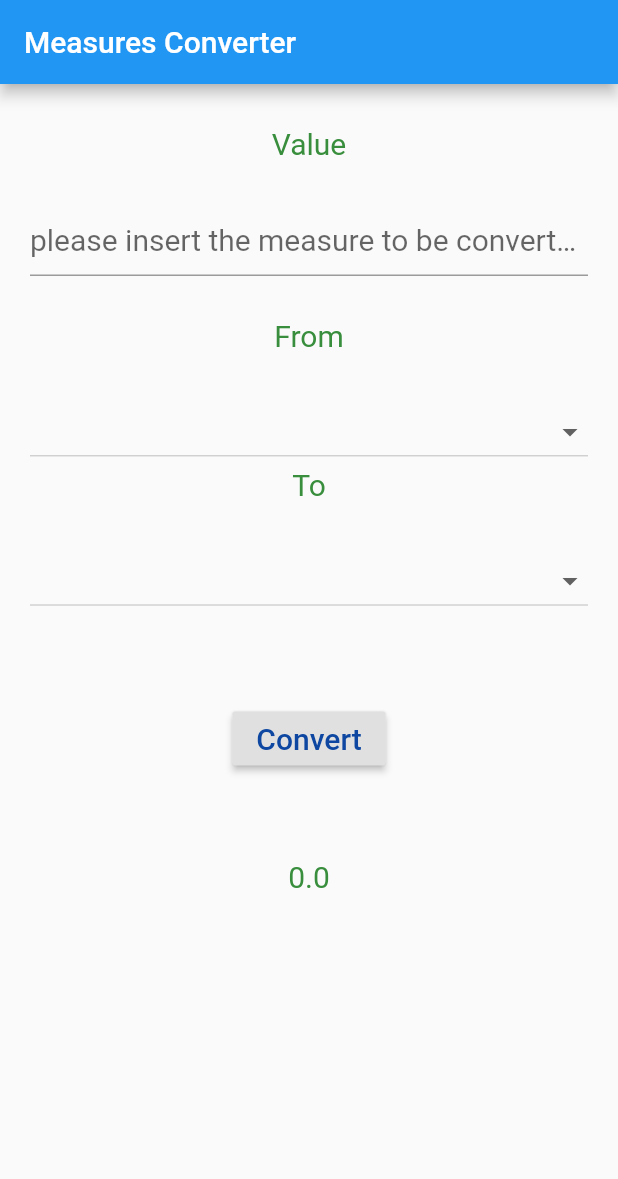
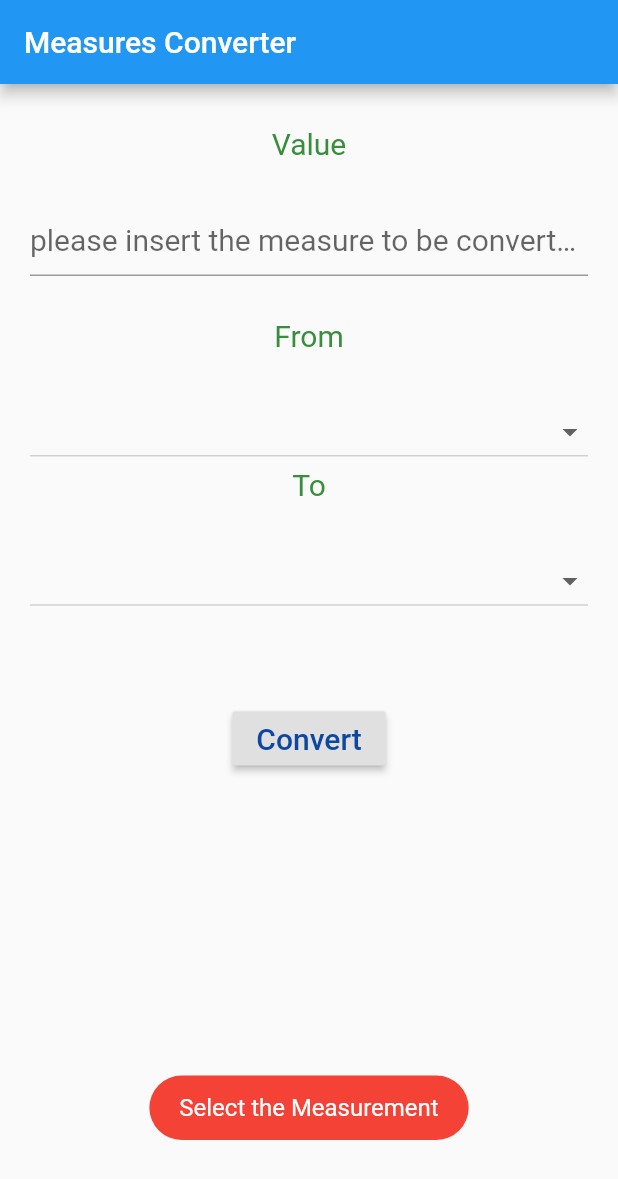
Before and after one commit to MuhamadHaydar/Flutter-Project, a Flutter app: the screen it shows after launch, after a tap on "Convert", on a phone screen of 412 x 824 dp. Shown: the top 1179 px of the screen. Run offline on Flutter 3.47's test engine with Material 2 defaults, Android fonts, the phone set to English and light mode, and no system bars; our stand-ins replace fluttertoast.

```diff
--- a/unit_converter/lib/main.dart
+++ b/unit_converter/lib/main.dart
@@ -1,4 +1,5 @@
 import 'package:flutter/material.dart';
+import 'package:fluttertoast/fluttertoast.dart';
 
 void main() => runApp(MyApp());
 
@@ -10,6 +11,7 @@ class MyApp extends StatefulWidget {
 class _MyAppState extends State<MyApp> {
   double _numberForm;
 
+  // Whole measures.
   final List<String> _measures = [
     'meters',
     'kilometers',
@@ -21,10 +23,13 @@ class _MyAppState extends State<MyApp> {
     'ounces'
   ];
 
+  // The From measure to be converted.
   String _startMeasure;
 
+  // The To measure to be converted.
   String _convertedMeasure;
 
+  // The text stories the result message of conversion.
   String _resultMessage;
 
   // Text style for the user input texts.
@@ -46,6 +51,7 @@ class _MyAppState extends State<MyApp> {
     'ounces': 7
   };
 
+  // The variable saves numbers according the conversion formula.
   dynamic _formulas = {
     '0': [1, 0.001, 0, 0, 3.28084, 0.000621371, 0, 0],
     '1': [1000, 1, 0, 0, 3280.84, 0.621371, 0, 0],
@@ -146,13 +152,27 @@ class _MyAppState extends State<MyApp> {
                   'Convert',
                   style: inputStyle,
                 ),
-                onPressed: () {},
+                onPressed: () {
+                  // Check if both conversions selected or not:
+                  if (_startMeasure == null || _convertedMeasure == null) {
+                    Fluttertoast.showToast(
+                        msg: "Select the Measurement",
+                        toastLength: Toast.LENGTH_SHORT,
+                        gravity: ToastGravity.BOTTOM,
+                        timeInSecForIosWeb: 1,
+                        backgroundColor: Colors.red,
+                        textColor: Colors.white,
+                        fontSize: 16.0);
+                  } else {
+                    convert(_numberForm, _startMeasure, _convertedMeasure);
+                  }
+                },
               ),
               Spacer(
                 flex: 2,
               ),
               Text(
-                _numberForm.toString(),
+                (_resultMessage == null) ? '' : _resultMessage,
                 style: labelStyle,
               ),
               Spacer(
@@ -169,7 +189,7 @@ class _MyAppState extends State<MyApp> {
   void convert(double value, String from, String to) {
     int nfrom = _measuresMap[from];
     int nto = _measuresMap[to];
-    var multiplier = _formulas[nfrom.toString()][to];
+    var multiplier = _formulas[nfrom.toString()][nto];
     print('This is multiplier from $from to $to $multiplier');
     var result = value * multiplier;
     if (result == 0) {
--- a/unit_converter/pubspec.yaml
+++ b/unit_converter/pubspec.yaml
@@ -23,6 +23,7 @@ dependencies:
   # The following adds the Cupertino Icons font to your application.
   # Use with the CupertinoIcons class for iOS style icons.
   cupertino_icons: ^0.1.2
+  fluttertoast: ^4.0.0
 
 dev_dependencies:
   flutter_test:
```
Also changed, not shown: unit_converter/pubspec.lock.
